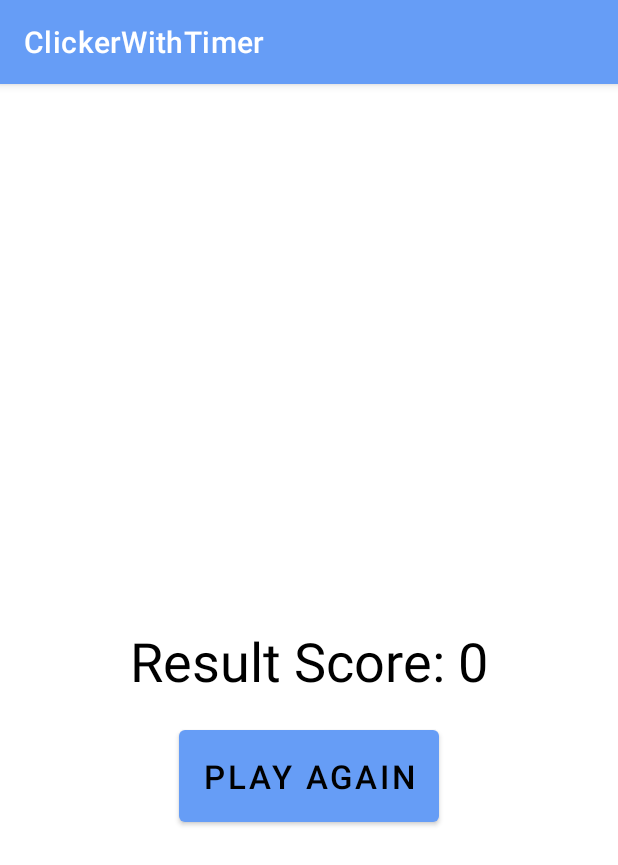
After one commit to code1iners/clicker-with-timer-android, an Android app: the ScoreFragment screen opened through its navigation route, on a phone screen of 412 x 824 dp. The commit adds this screen. Shown: the top 865 px of the screen. Run offline under Robolectric (Android 15) with nearby library versions, the phone set to English and light mode, and no system bars; our stand-ins replace data binding.

Commit message:
Added timer and ScoreFragment

```diff
--- a/app/build.gradle
+++ b/app/build.gradle
@@ -1,7 +1,9 @@
 plugins {
     id 'com.android.application'
     id 'kotlin-android'
+    id "androidx.navigation.safeargs.kotlin"
 }
+
 
 android {
     compileSdkVersion 30
--- /dev/null
+++ b/app/src/main/java/com/codeliner/clickerwithtimer/scores/ScoreFragment.kt
@@ -0,0 +1,40 @@
+package com.codeliner.clickerwithtimer.scores
+
+import android.os.Bundle
+import android.view.LayoutInflater
+import android.view.View
+import android.view.ViewGroup
+import androidx.fragment.app.Fragment
+import androidx.lifecycle.Observer
+import androidx.lifecycle.ViewModelProvider
+import androidx.navigation.fragment.findNavController
+import com.codeliner.clickerwithtimer.databinding.FragmentScoreBinding
+
+class ScoreFragment: Fragment() {
+
+    private lateinit var viewModel: ScoreViewModel
+    private lateinit var viewModelFactory: ScoreViewModelFactory
+
+    override fun onCreateView(
+        inflater: LayoutInflater,
+        container: ViewGroup?,
+        savedInstanceState: Bundle?
+    ): View? {
+        val binding = FragmentScoreBinding.inflate(inflater)
+
+        viewModelFactory = ScoreViewModelFactory(ScoreFragmentArgs.fromBundle(requireArguments()).score)
+        viewModel = ViewModelProvider(this, viewModelFactory).get(ScoreViewModel::class.java)
+
+        binding.viewModel = viewModel
+        binding.lifecycleOwner = this
+
+        viewModel.eventPlayAgain.observe(viewLifecycleOwner, Observer { playAgain ->
+            if (playAgain) {
+                findNavController().navigate(ScoreFragmentDirections.actionRestart())
+                viewModel.playAgainComplete()
+            }
+        })
+
+        return binding.root
+    }
+}
--- /dev/null
+++ b/app/src/main/java/com/codeliner/clickerwithtimer/scores/ScoreViewModel.kt
@@ -0,0 +1,26 @@
+package com.codeliner.clickerwithtimer.scores
+
+import androidx.lifecycle.LiveData
+import androidx.lifecycle.MutableLiveData
+import androidx.lifecycle.ViewModel
+
+class ScoreViewModel(resultScore: Int): ViewModel() {
+
+    private val _resultScore = MutableLiveData<Int>()
+    val resultScore: LiveData<Int> get() = _resultScore
+
+    private val _eventPlayAgain = MutableLiveData<Boolean>()
+    val eventPlayAgain: LiveData<Boolean> get() = _eventPlayAgain
+
+    init {
+        _resultScore.value = resultScore
+    }
+
+    fun playAgain() {
+        _eventPlayAgain.value = true
+    }
+
+    fun playAgainComplete() {
+        _eventPlayAgain.value = false
+    }
+}
--- /dev/null
+++ b/app/src/main/java/com/codeliner/clickerwithtimer/scores/ScoreViewModelFactory.kt
@@ -0,0 +1,13 @@
+package com.codeliner.clickerwithtimer.scores
+
+import androidx.lifecycle.ViewModel
+import androidx.lifecycle.ViewModelProvider
+
+class ScoreViewModelFactory(private val resultScore: Int): ViewModelProvider.Factory {
+    override fun <T : ViewModel?> create(modelClass: Class<T>): T {
+        if (modelClass.isAssignableFrom(ScoreViewModel::class.java)) {
+            return ScoreViewModel(resultScore) as T
+        }
+        throw IllegalArgumentException("Unknown ViewModel class")
+    }
+}
--- /dev/null
+++ b/app/src/main/java/com/codeliner/clickerwithtimer/titles/TitleFragment.kt
@@ -0,0 +1,37 @@
+package com.codeliner.clickerwithtimer.titles
+
+import android.os.Bundle
+import android.view.LayoutInflater
+import android.view.View
+import android.view.ViewGroup
+import androidx.fragment.app.Fragment
+import androidx.lifecycle.Observer
+import androidx.lifecycle.ViewModelProvider
+import androidx.navigation.Navigation
+import com.codeliner.clickerwithtimer.R
+import com.codeliner.clickerwithtimer.clicks.ClickViewModel
+import com.codeliner.clickerwithtimer.databinding.FragmentTitleBinding
+
+class TitleFragment: Fragment() {
+
+    private val viewModel: TitleViewModel by lazy {
+        ViewModelProvider(this).get(TitleViewModel::class.java)
+    }
+
+    override fun onCreateView(
+        inflater: LayoutInflater,
+        container: ViewGroup?,
+        savedInstanceState: Bundle?
+    ): View? {
+        val binding = FragmentTitleBinding.inflate(inflater)
+        binding.viewModel = viewModel
+        // note. for view model lifecycle
+        binding.lifecycleOwner = this
+
+        binding.gameStart.setOnClickListener(
+            Navigation.createNavigateOnClickListener(TitleFragmentDirections.actionTitleFragmentToClickFragment())
+        )
+
+        return binding.root
+    }
+}
--- /dev/null
+++ b/app/src/main/java/com/codeliner/clickerwithtimer/titles/TitleViewModel.kt
@@ -0,0 +1,9 @@
+package com.codeliner.clickerwithtimer.titles
+
+import androidx.lifecycle.LiveData
+import androidx.lifecycle.MutableLiveData
+import androidx.lifecycle.ViewModel
+
+class TitleViewModel: ViewModel() {
+
+}
--- /dev/null
+++ b/app/src/main/res/layout/fragment_score.xml
@@ -0,0 +1,44 @@
+<?xml version="1.0" encoding="utf-8"?>
+<layout xmlns:android="http://schemas.android.com/apk/res/android"
+    xmlns:app="http://schemas.android.com/apk/res-auto"
+    xmlns:tools="http://schemas.android.com/tools">
+
+    <data>
+        <variable
+            name="viewModel"
+            type="com.codeliner.clickerwithtimer.scores.ScoreViewModel" />
+    </data>
+
+    <androidx.constraintlayout.widget.ConstraintLayout
+        android:layout_width="match_parent"
+        android:layout_height="match_parent">
+
+        <TextView
+            android:id="@+id/scoreResult"
+            android:layout_width="wrap_content"
+            android:layout_height="wrap_content"
+            android:textSize="36sp"
+            android:textColor="@color/primaryTextColor"
+            android:text="@{@string/value_result_score(viewModel.resultScore)}"
+            tools:text="Result Score"
+            app:layout_constraintTop_toTopOf="parent"
+            app:layout_constraintEnd_toEndOf="parent"
+            app:layout_constraintBottom_toBottomOf="parent"
+            app:layout_constraintStart_toStartOf="parent"/>
+
+        <Button
+            android:id="@+id/button"
+            android:layout_width="wrap_content"
+            android:layout_height="wrap_content"
+            android:layout_marginTop="@dimen/spacing_m"
+            android:padding="@dimen/spacing_m"
+            android:text="@string/play_again_button"
+            android:textSize="22sp"
+            android:onClick="@{() -> viewModel.playAgain()}"
+            app:layout_constraintEnd_toEndOf="parent"
+            app:layout_constraintStart_toStartOf="parent"
+            app:layout_constraintTop_toBottomOf="@+id/scoreResult" />
+
+
+    </androidx.constraintlayout.widget.ConstraintLayout>
+</layout>
--- a/app/src/main/res/navigation/navigation.xml
+++ b/app/src/main/res/navigation/navigation.xml
@@ -1,10 +1,34 @@
 <?xml version="1.0" encoding="utf-8"?>
 <navigation xmlns:android="http://schemas.android.com/apk/res/android"
     xmlns:app="http://schemas.android.com/apk/res-auto" android:id="@+id/navigation"
-    app:startDestination="@id/changeFragment">
+    app:startDestination="@id/titleFragment">
 
     <fragment
-        android:id="@+id/changeFragment"
+        android:id="@+id/titleFragment"
+        android:name="com.codeliner.clickerwithtimer.titles.TitleFragment"
+        android:label="TitleFragment" >
+        <action
+            android:id="@+id/action_titleFragment_to_clickFragment"
+            app:destination="@id/clickFragment" />
+    </fragment>
+    <fragment
+        android:id="@+id/clickFragment"
         android:name="com.codeliner.clickerwithtimer.clicks.ClickFragment"
-        android:label="ChangeFragment" />
+        android:label="clickFragment" >
+        <action
+            android:id="@+id/action_clickFragment_to_scoreFragment"
+            app:destination="@id/scoreFragment" />
+    </fragment>
+    <fragment
+        android:id="@+id/scoreFragment"
+        android:name="com.codeliner.clickerwithtimer.scores.ScoreFragment"
+        android:label="ScoreFragment" >
+        <argument
+            android:name="score"
+            android:defaultValue="0"
+            app:argType="integer" />
+        <action
+            android:id="@+id/action_restart"
+            app:destination="@id/clickFragment" />
+    </fragment>
 </navigation>
--- a/app/src/main/res/values/strings.xml
+++ b/app/src/main/res/values/strings.xml
@@ -1,7 +1,11 @@
 <resources>
     <string name="app_name">ClickerWithTimer</string>
 
-    <string name="number_default_value">0</string>
+    <string name="default_score">0</string>
     <string name="number_increase">Increase</string>
     <string name="number_decrease">Decrease</string>
+    <string name="default_remaining_time">00:00</string>
+    <string name="start_button">START</string>
+    <string name="value_result_score">Result Score: %d</string>
+    <string name="play_again_button">Play Again</string>
 </resources>
--- a/build.gradle
+++ b/build.gradle
@@ -1,6 +1,7 @@
 // Top-level build file where you can add configuration options common to all sub-projects/modules.
 buildscript {
     ext.kotlin_version = "1.4.30"
+    ext.nav_version = "2.3.3"
     repositories {
         google()
         jcenter()
@@ -8,6 +9,7 @@ buildscript {
     dependencies {
         classpath "com.android.tools.build:gradle:4.1.2"
         classpath "org.jetbrains.kotlin:kotlin-gradle-plugin:$kotlin_version"
+        classpath "androidx.navigation:navigation-safe-args-gradle-plugin:$nav_version"
 
         // NOTE: Do not place your application dependencies here; they belong
         // in the individual module build.gradle files
```
Also changed, not shown: app/src/main/java/com/codeliner/clickerwithtimer/clicks/ChangeViewModel.kt (deleted, +0 -25 lines), app/src/main/java/com/codeliner/clickerwithtimer/clicks/ClickFragment.kt (+13 -9 lines), app/src/main/java/com/codeliner/clickerwithtimer/clicks/ClickViewModel.kt (added, +69 -0 lines), app/src/main/res/layout/fragment_change.xml (deleted, +0 -59 lines), app/src/main/res/layout/fragment_click.xml (added, +75 -0 lines), app/src/main/res/layout/fragment_title.xml (added, +27 -0 lines), 1 other file.
